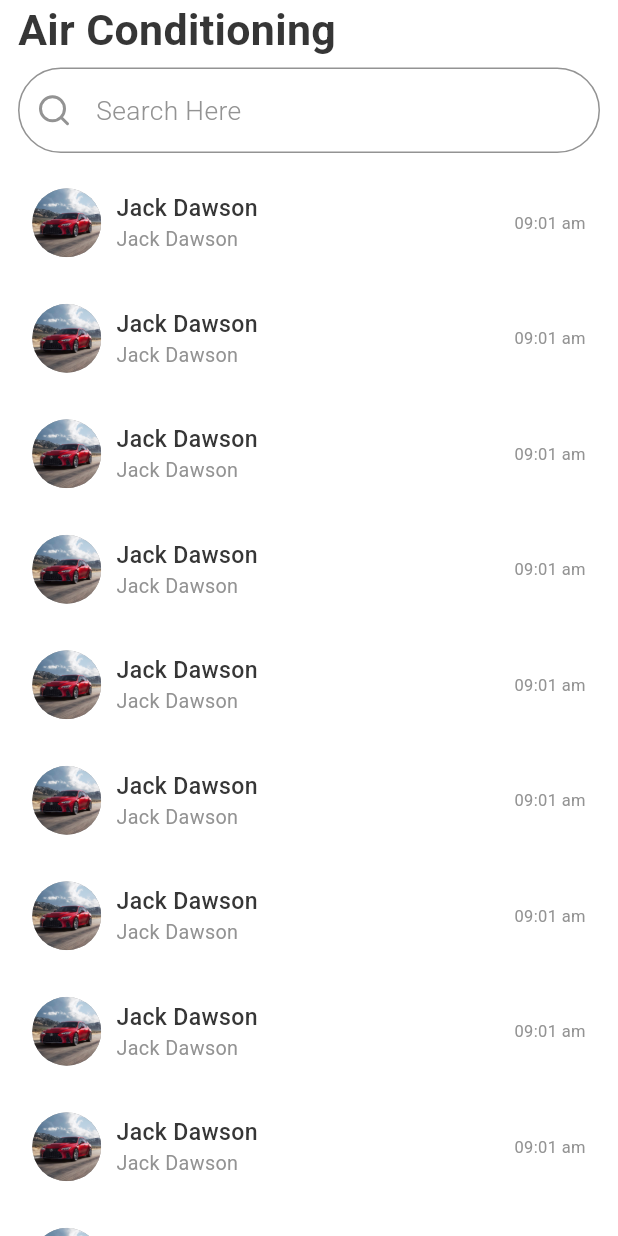
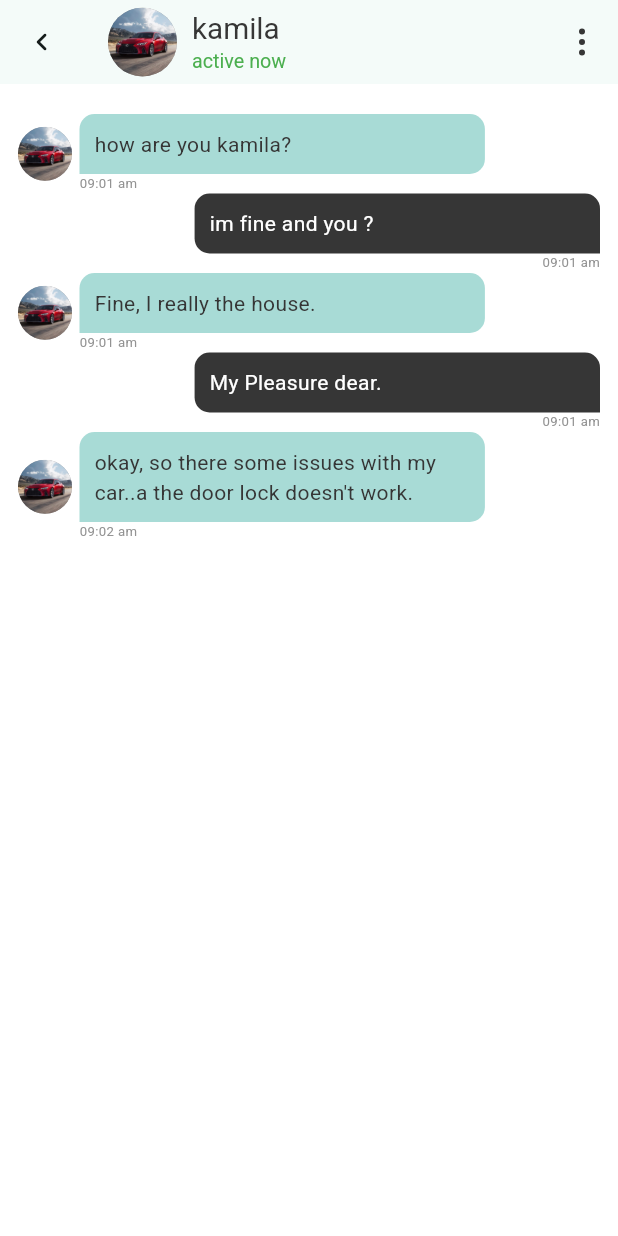
Before and after one commit to smnasimahmed/go_connect, a Flutter app: the ChatPage screen opened directly, after a tap on "Jack Dawson", on a phone screen of 412 x 824 dp. Run offline on Flutter 3.47's test engine with Material 3 defaults, Android fonts, the phone set to English and light mode, and no system bars; our stand-ins replace carousel_slider, dotted_line, flutter_rating_bar, flutter_svg, geocoding, geolocator and 7 more; missing offline and left inert: multi_image_picker_view; accounts and stored records are empty.

Commit message:
inbox page UI Bulded

```diff
--- a/lib/chat_screen/chat_page.dart
+++ b/lib/chat_screen/chat_page.dart
@@ -8,6 +8,7 @@ import 'package:go_connect/constant/const_string.dart';
 import 'package:go_connect/custom_widget/app_image/app_image_circular.dart';
 import 'package:go_connect/custom_widget/custom_formField.dart';
 import 'package:go_connect/custom_widget/custom_text.dart';
+import 'package:go_connect/routes/app_routes.dart';
 import 'package:go_connect/utils/appSize.dart';
 
 class ChatPage extends StatelessWidget {
@@ -32,7 +33,7 @@ class ChatPage extends StatelessWidget {
                 crossAxisAlignment: CrossAxisAlignment.start,
                 children: [
                   Customtext(
-                    title: ConstString.airConditioning,
+                    title: ConstString.message,
                     textSize: AppSize.width(value: 26),
                     fontWeight: FontWeight.w700,
                   ),
@@ -61,7 +62,9 @@ class ChatPage extends StatelessWidget {
             itemBuilder: (context, index) => Padding(
               padding: const EdgeInsets.symmetric(vertical: 6.0),
               child: InkWell(
-                onTap: () {},
+                onTap: () {
+                  Get.toNamed(AppRoutes.inboxScreenPage);
+                },
                 child: Container(
                   padding: EdgeInsets.all(9.5),
                   child: Row(
--- a/lib/constant/const_icons.dart
+++ b/lib/constant/const_icons.dart
@@ -33,4 +33,5 @@ class ConstIcons {
   static const String filterIcon = 'assets/icons/filterIcon.svg';
   static const String sortIcon = 'assets/icons/sortIcon.svg';
   static const String searchIcon = 'assets/icons/searchIcon.svg';
+  static const String threeDotMenuIcon = 'assets/icons/threeDotMenuIcon.svg';
 }
--- /dev/null
+++ b/lib/inbox_screen.dart/controller/inbox_screen_controller.dart
@@ -0,0 +1,52 @@
+import 'package:get/get.dart';
+
+class InboxScreenController extends GetxController {
+  List<Inbox> chatMessages = [
+    Inbox(
+      imagePath: 'assets/images/car.png',
+      userID: '0',
+      message: 'how are you kamila?',
+      time: '09:01 am',
+    ),
+    Inbox(
+      imagePath: 'assets/images/car.png',
+      userID: 'any',
+      message: 'im fine and you ?',
+      time: '09:01 am',
+    ),
+    Inbox(
+      imagePath: 'assets/images/car.png',
+      userID: '0',
+      message: 'Fine, I really the house.',
+      time: '09:01 am',
+    ),
+    Inbox(
+      imagePath: 'assets/images/car.png',
+      userID: 'any',
+      message: 'My Pleasure dear.',
+      time: '09:01 am',
+    ),
+    Inbox(
+      imagePath: 'assets/images/car.png',
+      userID: '0',
+      message: 'okay, so there some issues with my car..a the door lock doesn\'t work.',
+      time: '09:02 am',
+    ),
+  ];
+
+  String myID = '0';
+}
+
+class Inbox {
+  final String imagePath;
+  final String userID;
+  final String message;
+  final String time;
+
+  Inbox({
+    required this.imagePath,
+    required this.userID,
+    required this.message,
+    required this.time,
+  });
+}
--- /dev/null
+++ b/lib/inbox_screen.dart/inbox_screen_page.dart
@@ -0,0 +1,125 @@
+import 'package:flutter/material.dart';
+import 'package:flutter_svg/flutter_svg.dart';
+import 'package:get/get.dart';
+import 'package:go_connect/constant/const_colour.dart';
+import 'package:go_connect/constant/const_icons.dart';
+import 'package:go_connect/custom_widget/app_image/app_image_circular.dart';
+import 'package:go_connect/custom_widget/custom_text.dart';
+import 'package:go_connect/inbox_screen.dart/controller/inbox_screen_controller.dart';
+import 'package:go_connect/utils/appSize.dart';
+
+class InboxScreenPage extends StatelessWidget {
+  const InboxScreenPage({super.key});
+
+  @override
+  Widget build(BuildContext context) {
+    return Scaffold(
+      appBar: AppBar(
+        leading: GestureDetector(
+          onTap: () => Get.back(),
+          child: Icon(Icons.keyboard_arrow_left_rounded),
+        ),
+        actions: [SvgPicture.asset(ConstIcons.threeDotMenuIcon), SizedBox(width: 12)],
+        title: Row(
+          mainAxisSize: MainAxisSize.min,
+          children: [
+            AppImageCircular(path: 'assets/images/car.png', height: 46, width: 46),
+            SizedBox(width: 10),
+            Column(
+              mainAxisSize: MainAxisSize.min,
+              crossAxisAlignment: CrossAxisAlignment.start,
+              children: [
+                Customtext(
+                  title: 'kamila',
+                  textSize: AppSize.width(value: 18),
+                  fontWeight: FontWeight.w400,
+                ),
+                Customtext(
+                  title: 'active now',
+                  textSize: AppSize.width(value: 12),
+                  fontWeight: FontWeight.w400,
+                  textColor: Colors.green,
+                ),
+              ],
+            ),
+          ],
+        ),
+      ),
+
+      body: GetBuilder(
+        init: InboxScreenController(),
+        builder: (controller) {
+          return ListView.builder(
+            padding: EdgeInsets.symmetric(horizontal: 12, vertical: 20),
+            itemCount: controller.chatMessages.length,
+            itemBuilder: (context, index) => Row(
+              mainAxisAlignment: controller.myID == controller.chatMessages[index].userID
+                  ? MainAxisAlignment.start
+                  : MainAxisAlignment.end,
+              children: [
+                controller.myID != controller.chatMessages[index].userID
+                    ? SizedBox.shrink()
+                    : Padding(
+                        padding: const EdgeInsets.only(right: 5.0),
+                        child: AppImageCircular(
+                          path: controller.chatMessages[index].imagePath,
+                          height: 36,
+                        ),
+                      ),
+                Column(
+                  crossAxisAlignment:
+                      controller.myID == controller.chatMessages[index].userID
+                      ? CrossAxisAlignment.start
+                      : CrossAxisAlignment.end,
+                  children: [
+                    SizedBox(
+                      width: AppSize.width(value: 246),
+                      child: Container(
+                        constraints: BoxConstraints(
+                          minWidth: 10,
+                          maxWidth: AppSize.width(value: 246),
+                        ),
+                        padding: EdgeInsets.all(10),
+                        decoration: BoxDecoration(
+                          color: controller.myID == controller.chatMessages[index].userID
+                              ? const Color.fromARGB(87, 0, 150, 135)
+                              : ConstColour.textColor,
+                          borderRadius: BorderRadius.only(
+                            topLeft: Radius.circular(10),
+                            topRight: Radius.circular(10),
+                            bottomLeft:
+                                controller.myID != controller.chatMessages[index].userID
+                                ? Radius.circular(10)
+                                : Radius.circular(0),
+                            bottomRight:
+                                controller.myID == controller.chatMessages[index].userID
+                                ? Radius.circular(10)
+                                : Radius.circular(0),
+                          ),
+                        ),
+                        child: Customtext(
+                          title: controller.chatMessages[index].message,
+                          textColor:
+                              controller.myID == controller.chatMessages[index].userID
+                              ? ConstColour.textColor
+                              : Colors.white,
+                        ),
+                      ),
+                    ),
+                    Customtext(
+                      title: controller.chatMessages[index].time,
+                      textColor: ConstColour.cardBorderColour,
+                      textSize: AppSize.width(value: 8),
+                      fontWeight: FontWeight.w400,
+                      // textAlign: TextAlign.right,
+                    ),
+                  ],
+                ),
+              ],
+            ),
+          );
+        },
+      ),
+    );
+  }
+}
--- a/lib/routes/app_routes.dart
+++ b/lib/routes/app_routes.dart
@@ -35,6 +35,7 @@ class AppRoutes {
   static const checkIN = '/checkIN';
   static const filterByPage = '/filterByPage';
   static const shortByPage = '/shortByPage';
+  static const inboxScreenPage = '/inboxScreenPage';
 
   // static String initialPageFunction() {
   //   if (AppStorage().getStartingScreen() == false &&
--- a/lib/routes/app_routes_file.dart
+++ b/lib/routes/app_routes_file.dart
@@ -10,6 +10,7 @@ import 'package:go_connect/car_details_screen/car_details_page.dart';
 import 'package:go_connect/cars_screens/cars_page.dart';
 import 'package:go_connect/check_in_screen/check_in_page.dart';
 import 'package:go_connect/filter_by_screens/filter_by_page.dart';
+import 'package:go_connect/inbox_screen.dart/inbox_screen_page.dart';
 import 'package:go_connect/navbar/navbar.dart';
 import 'package:go_connect/notification_screen/notification_page.dart';
 import 'package:go_connect/owner_details/owner_details_page.dart';
@@ -77,4 +78,7 @@ List<GetPage> appRouteFile = <GetPage>[
   GetPage(name: AppRoutes.checkIN, page: () => const CheckInPage()),
   GetPage(name: AppRoutes.filterByPage, page: () => const FilterByPage()),
   GetPage(name: AppRoutes.shortByPage, page: () => const ShortByPage()),
+
+  //////////////// Home /////////////////////
+  GetPage(name: AppRoutes.inboxScreenPage, page: () => const InboxScreenPage()),
 ];
```
Also changed, not shown: assets/icons/threeDotMenuIcon.svg (added).
